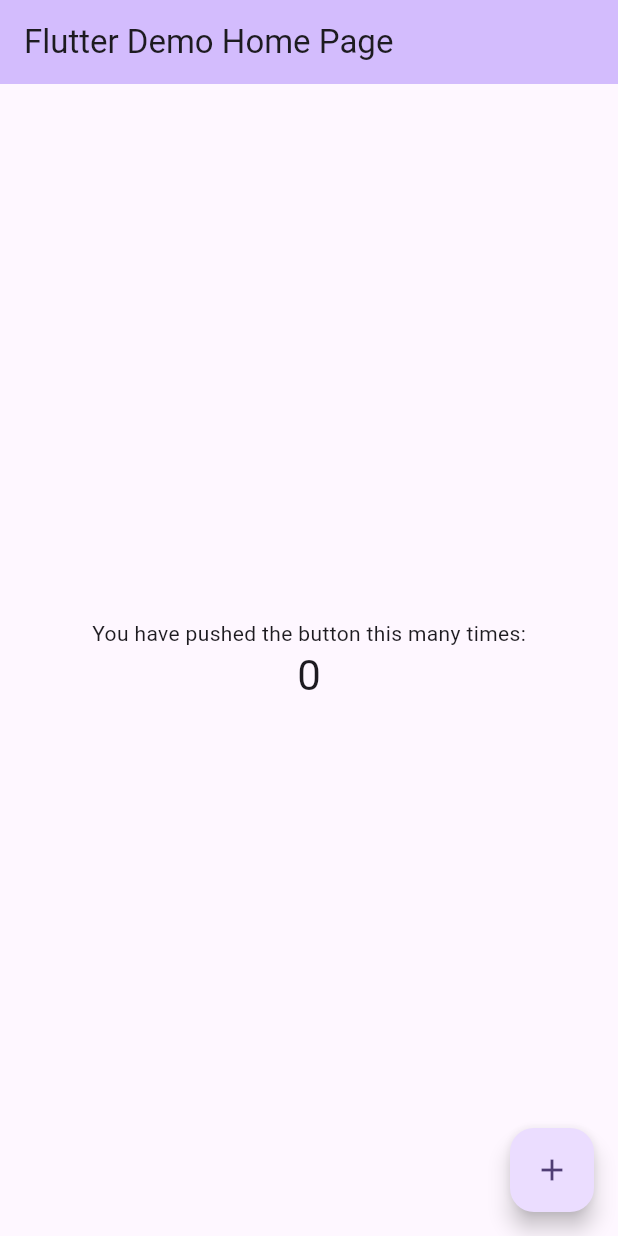
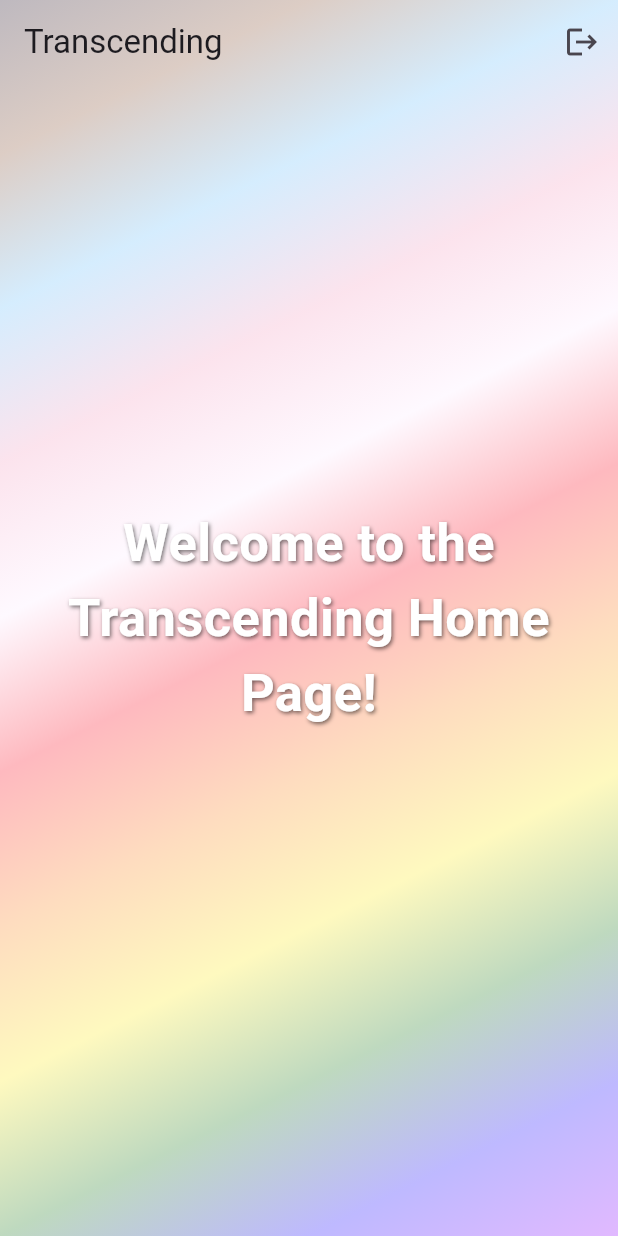
Before and after one commit to StrattonSS/transcending-app, a Flutter app: the screen it shows after launch, on a phone screen of 412 x 824 dp. Run offline on Flutter 3.47's test engine with Material 3 defaults, Android fonts, the light colour scheme and no system bars; our stand-ins replace firebase_auth; accounts and stored records are empty.

Commit message:
home screen setup
changed routing to custom home screen instead of the default home screen.
created a gradient for background placeholder
updated the title

```diff
--- a/lib/main.dart
+++ b/lib/main.dart
@@ -1,51 +1,27 @@
 import 'package:flutter/material.dart';
+import 'package:transcending_app/screens/home_screen.dart';
 
 void main() {
-  runApp(const MyApp());
+  runApp(const TranscendingApp());
 }
 
-class MyApp extends StatelessWidget {
-  const MyApp({super.key});
+class TranscendingApp extends StatelessWidget {
+  const TranscendingApp({super.key});
 
-  // This widget is the root of your application.
   @override
   Widget build(BuildContext context) {
     return MaterialApp(
-      title: 'Flutter Demo',
+      title: 'Transcending',
       theme: ThemeData(
-        // This is the theme of your application.
-        //
-        // TRY THIS: Try running your application with "flutter run". You'll see
-        // the application has a purple toolbar. Then, without quitting the app,
-        // try changing the seedColor in the colorScheme below to Colors.green
-        // and then invoke "hot reload" (save your changes or press the "hot
-        // reload" button in a Flutter-supported IDE, or press "r" if you used
-        // the command line to start the app).
-        //
-        // Notice that the counter didn't reset back to zero; the application
-        // state is not lost during the reload. To reset the state, use hot
-        // restart instead.
-        //
-        // This works for code too, not just values: Most code changes can be
-        // tested with just a hot reload.
         colorScheme: ColorScheme.fromSeed(seedColor: Colors.deepPurple),
       ),
-      home: const MyHomePage(title: 'Flutter Demo Home Page'),
+      home: const HomeScreen(),
     );
   }
 }
 
 class MyHomePage extends StatefulWidget {
   const MyHomePage({super.key, required this.title});
-
-  // This widget is the home page of your application. It is stateful, meaning
-  // that it has a State object (defined below) that contains fields that affect
-  // how it looks.
-
-  // This class is the configuration for the state. It holds the values (in this
-  // case the title) provided by the parent (in this case the App widget) and
-  // used by the build method of the State. Fields in a Widget subclass are
-  // always marked "final".
 
   final String title;
 
@@ -58,50 +34,19 @@
 
   void _incrementCounter() {
     setState(() {
-      // This call to setState tells the Flutter framework that something has
-      // changed in this State, which causes it to rerun the build method below
-      // so that the display can reflect the updated values. If we changed
-      // _counter without calling setState(), then the build method would not be
-      // called again, and so nothing would appear to happen.
       _counter++;
     });
   }
 
   @override
   Widget build(BuildContext context) {
-    // This method is rerun every time setState is called, for instance as done
-    // by the _incrementCounter method above.
-    //
-    // The Flutter framework has been optimized to make rerunning build methods
-    // fast, so that you can just rebuild anything that needs updating rather
-    // than having to individually change instances of widgets.
     return Scaffold(
       appBar: AppBar(
-        // TRY THIS: Try changing the color here to a specific color (to
-        // Colors.amber, perhaps?) and trigger a hot reload to see the AppBar
-        // change color while the other colors stay the same.
         backgroundColor: Theme.of(context).colorScheme.inversePrimary,
-        // Here we take the value from the MyHomePage object that was created by
-        // the App.build method, and use it to set our appbar title.
         title: Text(widget.title),
       ),
       body: Center(
-        // Center is a layout widget. It takes a single child and positions it
-        // in the middle of the parent.
         child: Column(
-          // Column is also a layout widget. It takes a list of children and
-          // arranges them vertically. By default, it sizes itself to fit its
-          // children horizontally, and tries to be as tall as its parent.
-          //
-          // Column has various properties to control how it sizes itself and
-          // how it positions its children. Here we use mainAxisAlignment to
-          // center the children vertically; the main axis here is the vertical
-          // axis because Columns are vertical (the cross axis would be
-          // horizontal).
-          //
-          // TRY THIS: Invoke "debug painting" (choose the "Toggle Debug Paint"
-          // action in the IDE, or press "p" in the console), to see the
-          // wireframe for each widget.
           mainAxisAlignment: MainAxisAlignment.center,
           children: <Widget>[
             const Text('You have pushed the button this many times:'),
--- a/lib/screens/home_screen.dart
+++ b/lib/screens/home_screen.dart
@@ -0,0 +1,65 @@
+import 'package:flutter/material.dart';
+import 'package:firebase_auth/firebase_auth.dart';
+
+class HomeScreen extends StatelessWidget {
+  const HomeScreen({super.key});
+
+  @override
+  Widget build(BuildContext context) {
+    return Scaffold(
+      // Transparent app bar over gradient
+      extendBodyBehindAppBar: true,
+      appBar: AppBar(
+        title: const Text("Transcending"),
+        backgroundColor: Colors.transparent,
+        elevation: 0,
+        actions: [
+          IconButton(
+            icon: const Icon(Icons.logout),
+            onPressed: () => FirebaseAuth.instance.signOut(),
+          ),
+          // Future: Show admin button here conditionally
+        ],
+      ),
+      body: Container(
+        decoration: const BoxDecoration(
+          gradient: LinearGradient(
+            begin: Alignment.topLeft,
+            end: Alignment.bottomRight,
+            colors: [
+              Color(0x40000000), // Black
+              Color(0x40784F17), // Brown
+              Color(0x405BCEFA), // Trans Blue
+              Color(0x40F5A9B8), // Trans Pink
+              Color(0x40FFFFFF), // White
+              Color(0x40FF0000), // Red
+              Color(0x40FF8C00), // Orange
+              Color(0x40FFFF00), // Yellow
+              Color(0x40008000), // Green
+              Color(0x400000FF), // Blue
+              Color(0x408B00FF), // Purple
+            ],
+          ),
+        ),
+        child: const Center(
+          child: Text(
+            "Welcome to the Transcending Home Page!",
+            textAlign: TextAlign.center,
+            style: TextStyle(
+              fontSize: 35,
+              fontWeight: FontWeight.bold,
+              color: Colors.white,
+              shadows: [
+                Shadow(
+                  blurRadius: 3,
+                  color: Colors.black54,
+                  offset: Offset(1, 1),
+                ),
+              ],
+            ),
+          ),
+        ),
+      ),
+    );
+  }
+}
--- a/lib/screens/login_screen.dart
+++ b/lib/screens/login_screen.dart
@@ -0,0 +1,13 @@
+import 'package:flutter/material.dart';
+
+class LoginScreen extends StatelessWidget {
+  const LoginScreen({super.key});
+
+  @override
+  Widget build(BuildContext context) {
+    return Scaffold(
+      appBar: AppBar(title: const Text("Login")),
+      body: const Center(child: Text("Please log in.")),
+    );
+  }
+}
```
Also changed, not shown: pubspec.yaml (+1 -65 lines), pubspec.lock, 4 other files.
